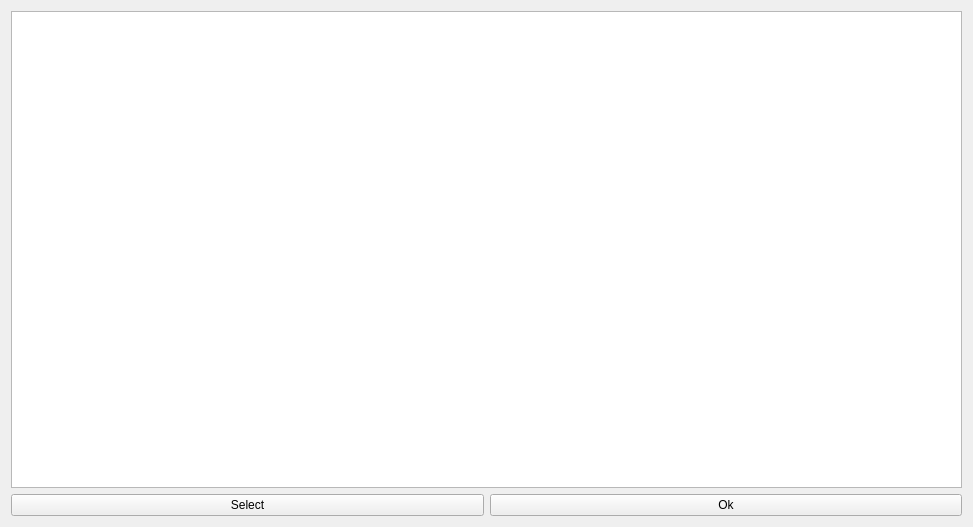
Old version of the form 070-QSqlTableModel/mainwindow.ui in the repository cicekozkan/QtExercise.
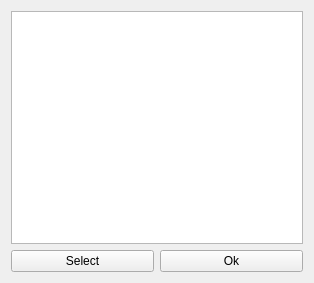
New version of the form.

```diff
--- a/070-QSqlTableModel/mainwindow.ui
+++ b/070-QSqlTableModel/mainwindow.ui
@@ -6,8 +6,8 @@
    <rect>
     <x>0</x>
     <y>0</y>
-    <width>973</width>
-    <height>527</height>
+    <width>314</width>
+    <height>283</height>
    </rect>
   </property>
   <property name="windowTitle">
```
